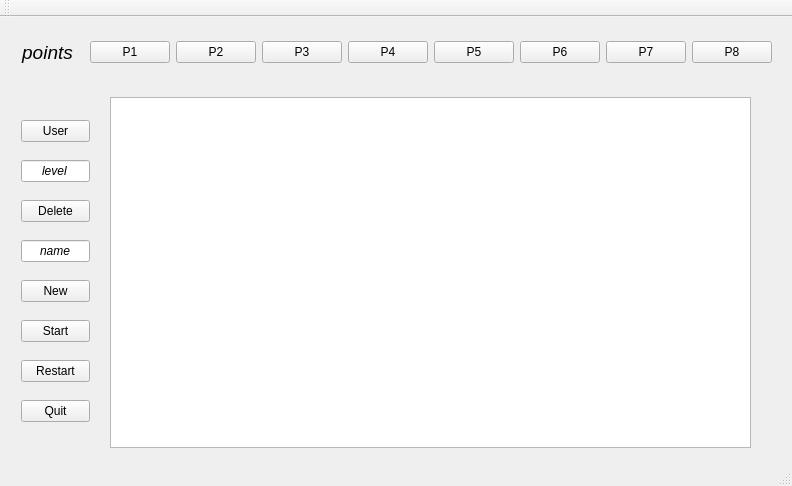
Old version of the form mainwindow.ui in the repository TareqTayeh/PlantsvsZombies.
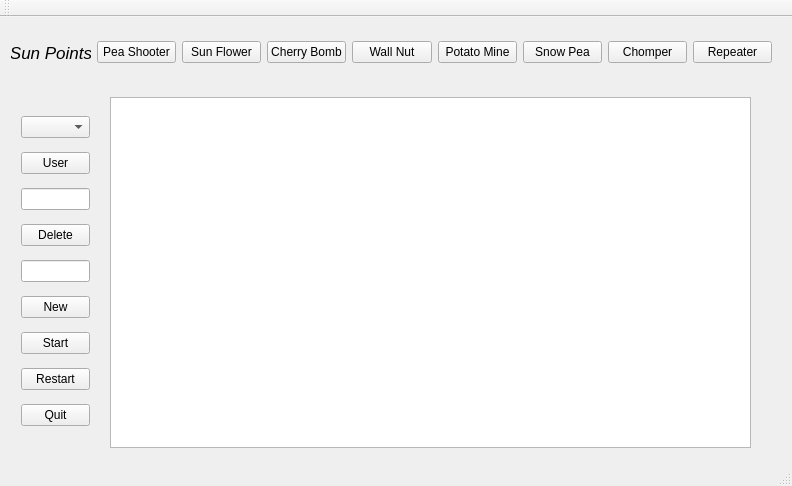
New version of the form.

Commit message: Created a new class called readingcsvfiles, but not fully done. Quit button implemented, new button shows message box, and combobox shows users.

Patch:
```diff
--- a/mainwindow.ui
+++ b/mainwindow.ui
@@ -34,6 +34,9 @@
      </rect>
     </property>
     <layout class="QVBoxLayout" name="verticalLayout">
+     <item>
+      <widget class="QComboBox" name="UsercomboBox"/>
+     </item>
      <item>
       <widget class="QPushButton" name="UserpushButton">
        <property name="text">
@@ -49,7 +52,7 @@
         </font>
        </property>
        <property name="text">
-        <string>level</string>
+        <string/>
        </property>
        <property name="alignment">
         <set>Qt::AlignCenter</set>
@@ -71,7 +74,7 @@
         </font>
        </property>
        <property name="text">
-        <string>name</string>
+        <string/>
        </property>
        <property name="alignment">
         <set>Qt::AlignCenter</set>
@@ -122,12 +125,12 @@
       <widget class="QLabel" name="Pointslabel">
        <property name="font">
         <font>
-         <pointsize>14</pointsize>
+         <pointsize>13</pointsize>
          <italic>true</italic>
         </font>
        </property>
        <property name="text">
-        <string>points</string>
+        <string>Sun Points</string>
        </property>
        <property name="alignment">
         <set>Qt::AlignCenter</set>
@@ -137,56 +140,56 @@
      <item>
       <widget class="QPushButton" name="P1pushButton">
        <property name="text">
-        <string>P1</string>
+        <string>Pea Shooter</string>
        </property>
       </widget>
      </item>
      <item>
       <widget class="QPushButton" name="P2pushButton">
        <property name="text">
-        <string>P2</string>
+        <string>Sun Flower</string>
        </property>
       </widget>
      </item>
      <item>
       <widget class="QPushButton" name="P3pushButton">
        <property name="text">
-        <string>P3</string>
+        <string>Cherry Bomb</string>
        </property>
       </widget>
      </item>
      <item>
       <widget class="QPushButton" name="P4pushButton">
        <property name="text">
-        <string>P4</string>
+        <string>Wall Nut</string>
        </property>
       </widget>
      </item>
      <item>
       <widget class="QPushButton" name="P5pushButton">
        <property name="text">
-        <string>P5</string>
+        <string>Potato Mine</string>
        </property>
       </widget>
      </item>
      <item>
       <widget class="QPushButton" name="P6pushButton">
        <property name="text">
-        <string>P6</string>
+        <string>Snow Pea</string>
        </property>
       </widget>
      </item>
      <item>
       <widget class="QPushButton" name="P7pushButton">
        <property name="text">
-        <string>P7</string>
+        <string>Chomper</string>
        </property>
       </widget>
      </item>
      <item>
       <widget class="QPushButton" name="P8pushButton">
        <property name="text">
-        <string>P8</string>
+        <string>Repeater</string>
        </property>
       </widget>
      </item>
```
Left out of the diff: 16 changed lines with no effect on the pictures. The commit also changes 5 other files.
